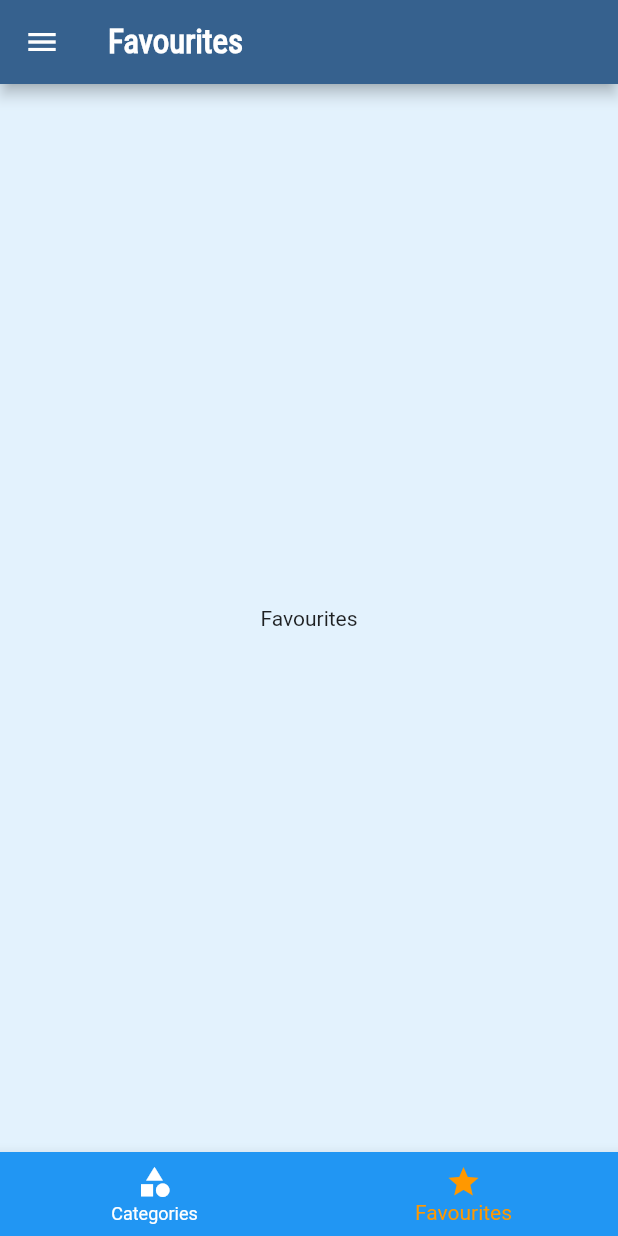
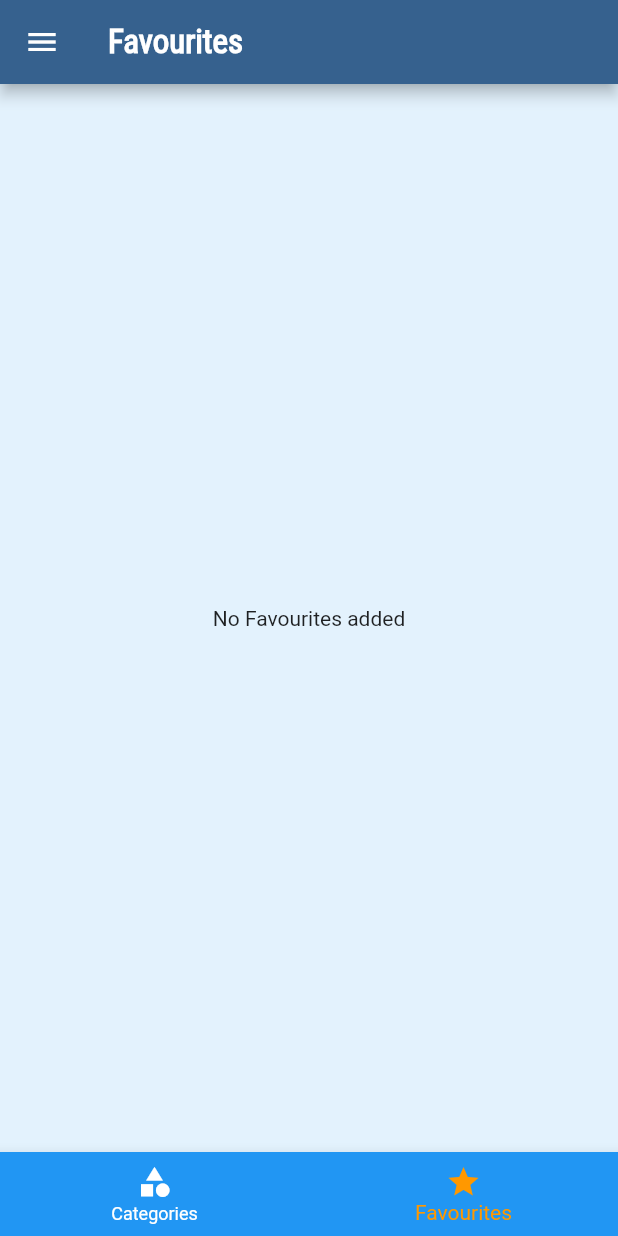
Before and after one commit to RichFlair/meals_app, a Flutter app: the screen it shows after launch, item 2 of the bottom bar chosen, on a phone screen of 412 x 824 dp. Run offline on Flutter 3.47's test engine with Material 2 defaults, Android fonts, the phone set to English and light mode, and no system bars.

Commit message:
adding favorites logic

```diff
--- a/lib/main.dart
+++ b/lib/main.dart
@@ -28,6 +28,7 @@ class _MainAppState extends State<MainApp> {
   };
 
   List<Meal> availableMeals = dummyMeals;
+  List<Meal> favoriteMeals = [];
 
   void _setFilters(Map<String, bool> filterData) {
     setState(() {
@@ -48,6 +49,25 @@ class _MainAppState extends State<MainApp> {
         return true;
       });
     });
+  }
+
+  void _togglefavourite(String mealId) {
+    final existingIndex = favoriteMeals.indexWhere((meal) => meal.id == mealId);
+    if (existingIndex >= 0) {
+      setState(() {
+        favoriteMeals.removeAt(existingIndex);
+      });
+    } else {
+      setState(() {
+        favoriteMeals.add(
+          dummyMeals.firstWhere((meal) => meal.id == mealId),
+        );
+      });
+    }
+  }
+
+  bool _isMealFavourite(String id) {
+    return favoriteMeals.any((meal) => meal.id == id);
   }
 
   @override
@@ -78,13 +98,17 @@ class _MainAppState extends State<MainApp> {
       ),
       // home: const Categories(),
       routes: {
-        '/': (context) => const BottomNavBar(),
+        '/': (context) => BottomNavBar(
+              favoriteMeals: favoriteMeals,
+            ),
         CategoryMealsScreen.routeName: (context) =>
             CategoryMealsScreen(currentMeals: availableMeals),
-        MealDetailScreen.routeName: (context) => const MealDetailScreen(),
+        MealDetailScreen.routeName: (context) =>
+            MealDetailScreen(toggleFavorite: _togglefavourite, isMealFavourite: _isMealFavourite),
         FiltersScreen.routeName: (context) =>
             FiltersScreen(currentFilters: filters, setFilters: _setFilters),
-        FavouritesScreen.routeName: (context) => const FavouritesScreen(),
+        FavouritesScreen.routeName: (context) =>
+            FavouritesScreen(favoriteMeals: favoriteMeals),
       },
       onUnknownRoute: (settings) {
         return MaterialPageRoute(
--- a/lib/screens/bottom_nav_bar.dart
+++ b/lib/screens/bottom_nav_bar.dart
@@ -2,25 +2,18 @@ import 'package:flutter/material.dart';
 import '../screens/categories_screen.dart';
 import '../screens/favourites_screen.dart';
 import '../widgets/main_drawer.dart';
+import '../models/meal.dart';
 
 class BottomNavBar extends StatefulWidget {
-  const BottomNavBar({super.key});
+  final List<Meal> favoriteMeals;
+  const BottomNavBar({super.key, required this.favoriteMeals});
 
   @override
   State<BottomNavBar> createState() => _BottomNavBarState();
 }
 
 class _BottomNavBarState extends State<BottomNavBar> {
-  final List<Map<String, Widget>> _pages = [
-    {
-      'title': const Text('Awesome Meals'),
-      'page': const CategoriesScreen(),
-    },
-    {
-      'title': const Text('Favourites'),
-      'page': const FavouritesScreen(),
-    }
-  ];
+  List<Map<String, Widget>>? _pages;
 
   int _selectedPageIndex = 0;
 
@@ -31,12 +24,27 @@ class _BottomNavBarState extends State<BottomNavBar> {
   }
 
   @override
+  void initState() {
+    _pages = [
+      {
+        'title': const Text('Awesome Meals'),
+        'page': const CategoriesScreen(),
+      },
+      {
+        'title': const Text('Favourites'),
+        'page': FavouritesScreen(favoriteMeals: widget.favoriteMeals),
+      }
+    ];
+    super.initState();
+  }
+
+  @override
   Widget build(BuildContext context) {
     return Scaffold(
       appBar: AppBar(
-        title: _pages[_selectedPageIndex]['title'],
+        title: _pages![_selectedPageIndex]['title'],
       ),
-      body: _pages[_selectedPageIndex]['page'],
+      body: _pages![_selectedPageIndex]['page'],
       drawer: const MainDrawer(),
       bottomNavigationBar: BottomNavigationBar(
         onTap: _selectPage,
--- a/lib/screens/favourites_screen.dart
+++ b/lib/screens/favourites_screen.dart
@@ -1,16 +1,34 @@
 import 'package:flutter/material.dart';
 import 'package:meals_app/widgets/main_drawer.dart';
+import '../models/meal.dart';
+import '../widgets/meal_item.dart';
 
 class FavouritesScreen extends StatelessWidget {
+  final List<Meal> favoriteMeals;
   static const routeName = '/favourites';
-  const FavouritesScreen({super.key});
+  const FavouritesScreen({
+    super.key,
+    required this.favoriteMeals,
+  });
 
   @override
   Widget build(BuildContext context) {
-    return const Scaffold(
-      drawer: MainDrawer(),
-      body: Center(
-        child: Text('Favourites'),
+    return  Scaffold(
+      drawer: const MainDrawer(),
+      body: favoriteMeals.isEmpty ? const Center(
+        child: Text('No Favourites added'),
+      ): ListView.builder(
+        itemBuilder: (context, index) {
+          return MealItem(
+            id: favoriteMeals[index].id,
+            title: favoriteMeals[index].title,
+            imageUrl: favoriteMeals[index].imageUrl,
+            duration: favoriteMeals[index].duration,
+            complexity: favoriteMeals[index].complexity,
+            affordability: favoriteMeals[index].affordability,
+          );
+        },
+        itemCount: favoriteMeals.length,
       ),
     );
   }
```
Also changed, not shown: lib/screens/filters_screen.dart (+8 -8 lines), lib/screens/meal_detail_screen.dart (+13 -1 lines).
